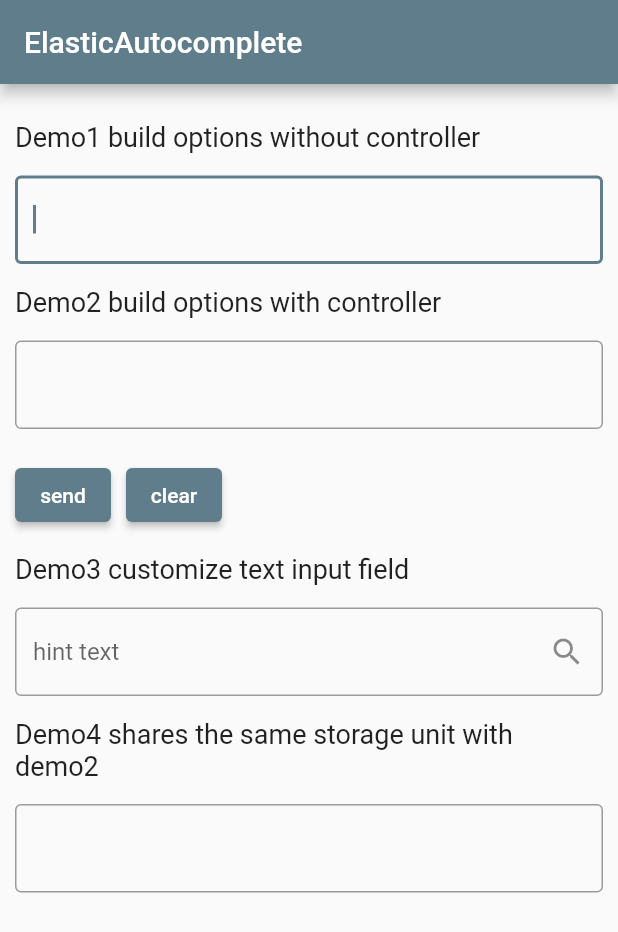
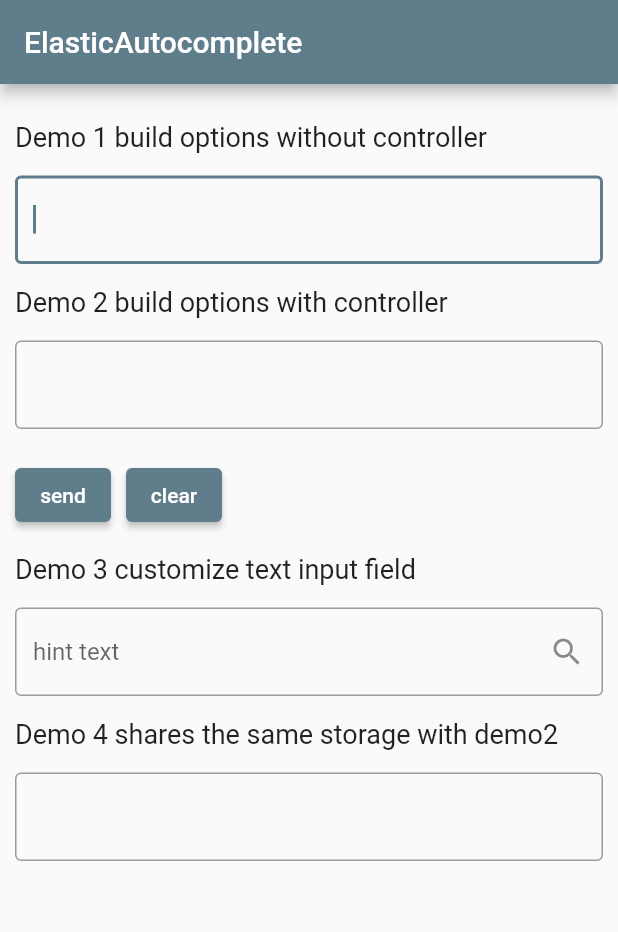
Before and after one commit to ksw2000/flutter_elastic_autocomplete, a Flutter app: the screen it shows after launch, on a phone screen of 412 x 824 dp. Shown: the top 932 px of the screen. Run offline on Flutter 3.47's test engine with Material 2 defaults, Android fonts, the phone set to English and light mode, and no system bars; our stand-ins replace localstorage.

Commit message:
prepare v0.2.0

```diff
--- a/example/lib/main.dart
+++ b/example/lib/main.dart
@@ -37,35 +37,35 @@ class MyHomePage extends StatelessWidget {
               child: Center(
                   child: Container(
                 constraints: const BoxConstraints(maxWidth: 400),
-                child: Column(
+                child: const Column(
                   mainAxisAlignment: MainAxisAlignment.start,
                   crossAxisAlignment: CrossAxisAlignment.start,
-                  children: const <Widget>[
+                  children: <Widget>[
                     Padding(
                         padding: EdgeInsets.symmetric(vertical: 15),
                         child: Text(
-                          'Demo1 build options without controller',
+                          'Demo 1 build options without controller',
                           style: TextStyle(fontSize: 18),
                         )),
                     Example1(),
                     Padding(
                         padding: EdgeInsets.symmetric(vertical: 15),
                         child: Text(
-                          'Demo2 build options with controller',
+                          'Demo 2 build options with controller',
                           style: TextStyle(fontSize: 18),
                         )),
                     Example2(),
                     Padding(
                         padding: EdgeInsets.symmetric(vertical: 15),
                         child: Text(
-                          'Demo3 customize text input field',
+                          'Demo 3 customize text input field',
                           style: TextStyle(fontSize: 18),
                         )),
                     Example3(),
                     Padding(
                         padding: EdgeInsets.symmetric(vertical: 15),
                         child: Text(
-                          'Demo4 shares the same storage unit with demo2',
+                          'Demo 4 shares the same storage with demo2',
                           style: TextStyle(fontSize: 18),
                         )),
                     Example4(),
--- a/lib/elastic_autocomplete.dart
+++ b/lib/elastic_autocomplete.dart
@@ -294,7 +294,6 @@ class ElasticAutocompleteController<T extends String> {
     TextAlignVertical? textAlignVertical,
     bool autofocus = false,
     bool readOnly = false,
-    ToolbarOptions? toolbarOptions,
     bool? showCursor,
     String obscuringCharacter = '•',
     bool obscureText = false,
@@ -353,7 +352,6 @@ class ElasticAutocompleteController<T extends String> {
           textAlignVertical: textAlignVertical,
           autofocus: autofocus,
           readOnly: readOnly,
-          toolbarOptions: toolbarOptions,
           showCursor: showCursor,
           obscuringCharacter: obscuringCharacter,
           obscureText: obscureText,
--- a/pubspec.yaml
+++ b/pubspec.yaml
@@ -1,6 +1,6 @@
 name: elastic_autocomplete
 description: ElasticAutocomplete is a widget combines Autocomplete and Localstorage.
-version: 0.1.0
+version: 0.2.0
 homepage: https://github.com/liao2000/flutter_elastic_autocomplete
 repository: https://github.com/liao2000/flutter_elastic_autocomplete
 issue_tracker: https://github.com/liao2000/flutter_elastic_autocomplete/issues
```
Also changed, not shown: example/pubspec.lock, 3 other files.
